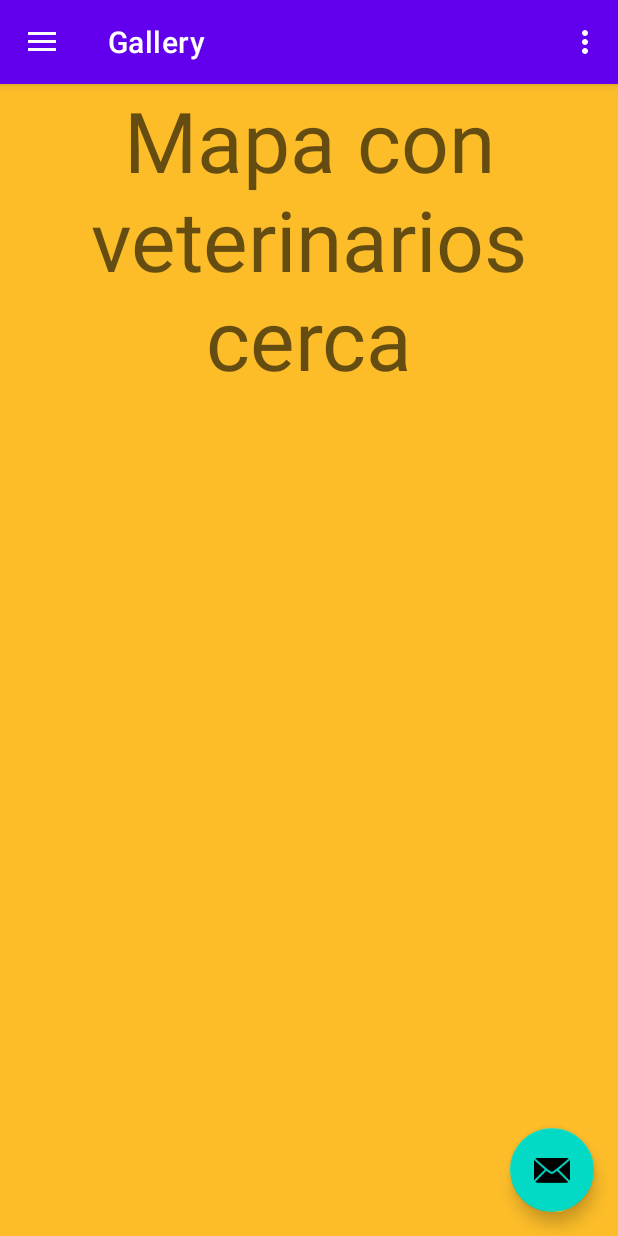
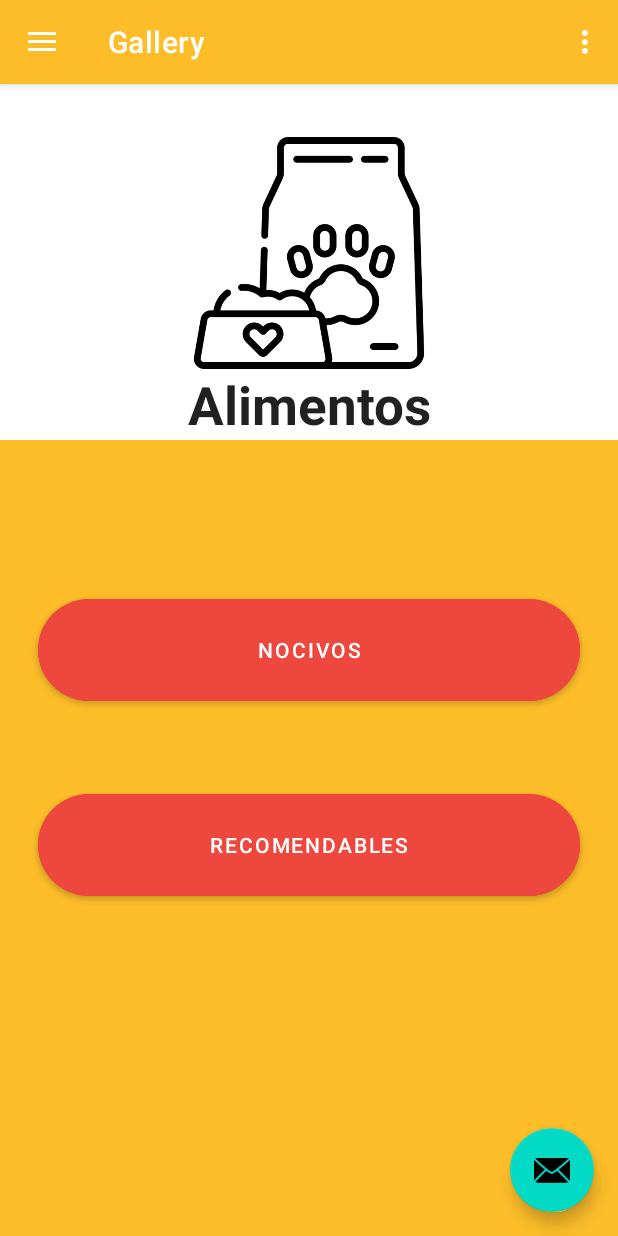
Before and after one commit to Carlosrc31/Pachontli, an Android app: the NavigationDrawerActivity screen opened directly, with no data from a screen before it, in the side drawer, after a tap on "Veterinarios cerca", on a phone screen of 412 x 824 dp. Run offline under Robolectric (Android 15) with nearby library versions, the phone set to English and light mode, and no system bars; our stand-ins replace navigation-ui.

Commit message:
Renaming Files

```diff
--- a/app/src/main/java/mx/itesm/pachontli/navigationDrawer/NavigationDrawerActivity.kt
+++ b/app/src/main/java/mx/itesm/pachontli/navigationDrawer/NavigationDrawerActivity.kt
@@ -38,7 +38,7 @@ class NavigationDrawerActivity : AppCompatActivity() {
         // menu should be considered as top level destinations.
         appBarConfiguration = AppBarConfiguration(
             setOf(
-                R.id.nav_home, R.id.nav_gallery, R.id.nav_slideshow
+                R.id.nav_home, R.id.nav_veterinarios, R.id.nav_interactua
             ), drawerLayout
         )
         setupActionBarWithNavController(navController, appBarConfiguration)
--- a/app/src/main/java/mx/itesm/pachontli/navigationDrawer/ui/gallery/GalleryFragment.kt
+++ b/app/src/main/java/mx/itesm/pachontli/navigationDrawer/ui/Alimentos/AlimentosFragment.kt
@@ -1,4 +1,4 @@
-package mx.itesm.pachontli.navigationDrawer.ui.gallery
+package mx.itesm.pachontli.navigationDrawer.ui.Alimentos
 
 import android.content.Intent
 import android.net.Uri
@@ -6,14 +6,14 @@ import android.os.Bundle
 import android.view.LayoutInflater
 import android.view.View
 import android.view.ViewGroup
-import android.widget.TextView
 import androidx.fragment.app.Fragment
 import androidx.lifecycle.ViewModelProvider
-import mx.itesm.pachontli.databinding.FragmentGalleryBinding
+import mx.itesm.pachontli.databinding.FragmentAlimentosBinding
 
-class GalleryFragment : Fragment() {
 
-    private var _binding: FragmentGalleryBinding? = null
+class AlimentosFragment : Fragment() {
+
+    private var _binding: FragmentAlimentosBinding? = null
 
     // This property is only valid between onCreateView and
     // onDestroyView.
@@ -25,9 +25,9 @@ class GalleryFragment : Fragment() {
         savedInstanceState: Bundle?
     ): View {
         val galleryViewModel =
-            ViewModelProvider(this).get(GalleryViewModel::class.java)
+            ViewModelProvider(this).get(AlimentosViewModel::class.java)
 
-        _binding = FragmentGalleryBinding.inflate(inflater, container, false)
+        _binding = FragmentAlimentosBinding.inflate(inflater, container, false)
         val root: View = binding.root
 
         /* Descomentar, daba error
@@ -41,9 +41,9 @@ class GalleryFragment : Fragment() {
     override fun onStart() {
         super.onStart()
 
-        //Se lanza la aplicación de google maps
+        //Se lanza la aplicación de google maps y busca 'veterinarias cerca'
         val intent = Intent(Intent.ACTION_VIEW).apply {
-            data = Uri.parse("geo:47.6,-122.3?z=18")
+            data = Uri.parse("geo:0,0?q= Veterinarias")
         }
         startActivity(intent)
     }
--- a/app/src/main/java/mx/itesm/pachontli/navigationDrawer/ui/home/HomeViewModel.kt
+++ b/app/src/main/java/mx/itesm/pachontli/navigationDrawer/ui/Alimentos/AlimentosViewModel.kt
@@ -1,13 +1,13 @@
-package mx.itesm.pachontli.navigationDrawer.ui.home
+package mx.itesm.pachontli.navigationDrawer.ui.Alimentos
 
 import androidx.lifecycle.LiveData
 import androidx.lifecycle.MutableLiveData
 import androidx.lifecycle.ViewModel
 
-class HomeViewModel : ViewModel() {
+class AlimentosViewModel : ViewModel() {
 
     private val _text = MutableLiveData<String>().apply {
-        value = "This is home Fragment"
+        value = "This is gallery Fragment"
     }
     val text: LiveData<String> = _text
 }
--- a/app/src/main/java/mx/itesm/pachontli/navigationDrawer/ui/home/HomeFragment.kt
+++ b/app/src/main/java/mx/itesm/pachontli/navigationDrawer/ui/Interactuar/InteractuarFragment.kt
@@ -1,17 +1,17 @@
-package mx.itesm.pachontli.navigationDrawer.ui.home
+package mx.itesm.pachontli.navigationDrawer.ui.Interactuar
 
 import android.os.Bundle
 import android.view.LayoutInflater
 import android.view.View
 import android.view.ViewGroup
-import android.widget.TextView
 import androidx.fragment.app.Fragment
 import androidx.lifecycle.ViewModelProvider
-import mx.itesm.pachontli.databinding.FragmentHomeBinding
+import mx.itesm.pachontli.databinding.FragmentInteractuarBinding
 
-class HomeFragment : Fragment() {
 
-    private var _binding: FragmentHomeBinding? = null
+class InteractuarFragment : Fragment() {
+
+    private var _binding: FragmentInteractuarBinding? = null
 
     // This property is only valid between onCreateView and
     // onDestroyView.
@@ -22,14 +22,14 @@ class HomeFragment : Fragment() {
         container: ViewGroup?,
         savedInstanceState: Bundle?
     ): View {
-        val homeViewModel =
-            ViewModelProvider(this).get(HomeViewModel::class.java)
+        val slideshowViewModel =
+            ViewModelProvider(this).get(InteractuarViewModel::class.java)
 
-        _binding = FragmentHomeBinding.inflate(inflater, container, false)
+        _binding = FragmentInteractuarBinding.inflate(inflater, container, false)
         val root: View = binding.root
 
-        /*val textView: TextView = binding.textHome
-        homeViewModel.text.observe(viewLifecycleOwner) {
+        /*val textView: TextView = binding.textSlideshow
+        slideshowViewModel.text.observe(viewLifecycleOwner) {
             textView.text = it
         }*/
         return root
--- a/app/src/main/java/mx/itesm/pachontli/navigationDrawer/ui/gallery/GalleryViewModel.kt
+++ b/app/src/main/java/mx/itesm/pachontli/navigationDrawer/ui/Interactuar/InteractuarViewModel.kt
@@ -1,13 +1,13 @@
-package mx.itesm.pachontli.navigationDrawer.ui.gallery
+package mx.itesm.pachontli.navigationDrawer.ui.Interactuar
 
 import androidx.lifecycle.LiveData
 import androidx.lifecycle.MutableLiveData
 import androidx.lifecycle.ViewModel
 
-class GalleryViewModel : ViewModel() {
+class InteractuarViewModel : ViewModel() {
 
     private val _text = MutableLiveData<String>().apply {
-        value = "This is gallery Fragment"
+        value = "This is slideshow Fragment"
     }
     val text: LiveData<String> = _text
 }
--- a/app/src/main/java/mx/itesm/pachontli/navigationDrawer/ui/slideshow/SlideshowFragment.kt
+++ b/app/src/main/java/mx/itesm/pachontli/navigationDrawer/ui/Veterinarios/VeterinariosFragment.kt
@@ -1,17 +1,16 @@
-package mx.itesm.pachontli.navigationDrawer.ui.slideshow
+package mx.itesm.pachontli.navigationDrawer.ui.Veterinarios
 
 import android.os.Bundle
 import android.view.LayoutInflater
 import android.view.View
 import android.view.ViewGroup
-import android.widget.TextView
 import androidx.fragment.app.Fragment
 import androidx.lifecycle.ViewModelProvider
-import mx.itesm.pachontli.databinding.FragmentSlideshowBinding
+import mx.itesm.pachontli.databinding.FragmentVeterinariosBinding
 
-class SlideshowFragment : Fragment() {
+class VeterinariosFragment : Fragment() {
 
-    private var _binding: FragmentSlideshowBinding? = null
+    private var _binding: FragmentVeterinariosBinding? = null
 
     // This property is only valid between onCreateView and
     // onDestroyView.
@@ -22,14 +21,14 @@ class SlideshowFragment : Fragment() {
         container: ViewGroup?,
         savedInstanceState: Bundle?
     ): View {
-        val slideshowViewModel =
-            ViewModelProvider(this).get(SlideshowViewModel::class.java)
+        val homeViewModel =
+            ViewModelProvider(this).get(VeterinariosViewModel::class.java)
 
-        _binding = FragmentSlideshowBinding.inflate(inflater, container, false)
+        _binding = FragmentVeterinariosBinding.inflate(inflater, container, false)
         val root: View = binding.root
 
-        /*val textView: TextView = binding.textSlideshow
-        slideshowViewModel.text.observe(viewLifecycleOwner) {
+        /*val textView: TextView = binding.textHome
+        homeViewModel.text.observe(viewLifecycleOwner) {
             textView.text = it
         }*/
         return root
--- a/app/src/main/java/mx/itesm/pachontli/navigationDrawer/ui/slideshow/SlideshowViewModel.kt
+++ b/app/src/main/java/mx/itesm/pachontli/navigationDrawer/ui/Veterinarios/VeterinariosViewModel.kt
@@ -1,13 +1,13 @@
-package mx.itesm.pachontli.navigationDrawer.ui.slideshow
+package mx.itesm.pachontli.navigationDrawer.ui.Veterinarios
 
 import androidx.lifecycle.LiveData
 import androidx.lifecycle.MutableLiveData
 import androidx.lifecycle.ViewModel
 
-class SlideshowViewModel : ViewModel() {
+class VeterinariosViewModel : ViewModel() {
 
     private val _text = MutableLiveData<String>().apply {
-        value = "This is slideshow Fragment"
+        value = "This is home Fragment"
     }
     val text: LiveData<String> = _text
 }
--- a/app/src/main/res/drawable/side_nav_bar.xml
+++ b/app/src/main/res/drawable/side_nav_bar.xml
@@ -2,8 +2,8 @@
     android:shape="rectangle">
     <gradient
         android:angle="135"
-        android:centerColor="#009688"
-        android:endColor="#00695C"
-        android:startColor="#4DB6AC"
+        android:centerColor="#EE473D"
+        android:endColor="#FCBD29"
+        android:startColor="#FCBD29"
         android:type="linear" />
 </shape>
--- a/app/src/main/res/layout/activity_main.xml
+++ b/app/src/main/res/layout/activity_main.xml
@@ -21,9 +21,7 @@
             android:id="@+id/btnLogout"
             android:layout_width="wrap_content"
             android:layout_height="wrap_content"
-            android:layout_gravity="center"
-            android:layout_marginTop="8dp"
-            android:layout_marginEnd="16dp"
+            android:layout_gravity="right"
             android:text="Cerrar Sesión" />
 
         <TextView
--- a/app/src/main/res/layout/app_bar_navigation_drawer.xml
+++ b/app/src/main/res/layout/app_bar_navigation_drawer.xml
@@ -15,7 +15,7 @@
             android:id="@+id/toolbar"
             android:layout_width="match_parent"
             android:layout_height="?attr/actionBarSize"
-            android:background="?attr/colorPrimary"
+            android:background="#FCBD29"
             app:popupTheme="@style/Theme.Pachontli.PopupOverlay" />
 
     </com.google.android.material.appbar.AppBarLayout>
--- a/app/src/main/res/layout/fragment_home.xml
+++ b/app/src/main/res/layout/fragment_alimentos.xml
@@ -4,7 +4,7 @@
     xmlns:tools="http://schemas.android.com/tools"
     android:layout_width="match_parent"
     android:layout_height="match_parent"
-    tools:context=".navigationDrawer.ui.home.HomeFragment">
+    tools:context=".navigationDrawer.ui.Veterinarios.VeterinariosFragment">
 
     <LinearLayout
         android:layout_width="match_parent"
--- a/app/src/main/res/layout/fragment_slideshow.xml
+++ b/app/src/main/res/layout/fragment_interactuar.xml
@@ -5,7 +5,7 @@
     android:layout_width="match_parent"
     android:layout_height="match_parent"
     android:background="#FCBD29"
-    tools:context=".navigationDrawer.ui.slideshow.SlideshowFragment" >
+    tools:context=".navigationDrawer.ui.Interactuar.InteractuarFragment" >
 
     <TextView
         android:id="@+id/textView6"
--- a/app/src/main/res/layout/fragment_gallery.xml
+++ b/app/src/main/res/layout/fragment_veterinarios.xml
@@ -5,7 +5,7 @@
     android:layout_width="match_parent"
     android:layout_height="match_parent"
     android:background="#FCBD29"
-    tools:context=".navigationDrawer.ui.gallery.GalleryFragment" >
+    tools:context=".navigationDrawer.ui.Alimentos.AlimentosFragment" >
 
     <TextView
         android:id="@+id/textView4"
--- a/app/src/main/res/layout/nav_header_navigation_drawer.xml
+++ b/app/src/main/res/layout/nav_header_navigation_drawer.xml
@@ -15,7 +15,7 @@
 
     <ImageView
         android:id="@+id/imageView"
-        android:layout_width="100dp"
+        android:layout_width="200dp"
         android:layout_height="100dp"
         android:contentDescription="@string/nav_header_desc"
         android:paddingTop="@dimen/nav_header_vertical_spacing"
--- a/app/src/main/res/menu/activity_main_drawer.xml
+++ b/app/src/main/res/menu/activity_main_drawer.xml
@@ -9,11 +9,11 @@
             android:icon="@drawable/alimentos"
             android:title="Alimentación" />
         <item
-            android:id="@+id/nav_gallery"
+            android:id="@+id/nav_veterinarios"
             android:icon="@drawable/veterinaria"
             android:title="Veterinarios cerca" />
         <item
-            android:id="@+id/nav_slideshow"
+            android:id="@+id/nav_interactua"
             android:icon="@drawable/chat"
             android:title="Interactúa" />
     </group>
--- a/app/src/main/res/navigation/mobile_navigation.xml
+++ b/app/src/main/res/navigation/mobile_navigation.xml
@@ -7,19 +7,19 @@
 
     <fragment
         android:id="@+id/nav_home"
-        android:name="mx.itesm.pachontli.navigationDrawer.ui.home.HomeFragment"
+        android:name="mx.itesm.pachontli.navigationDrawer.ui.Veterinarios.VeterinariosFragment"
         android:label="@string/menu_home"
-        tools:layout="@layout/fragment_home" />
+        tools:layout="@layout/fragment_alimentos" />
 
     <fragment
-        android:id="@+id/nav_gallery"
-        android:name="mx.itesm.pachontli.navigationDrawer.ui.gallery.GalleryFragment"
+        android:id="@+id/nav_veterinarios"
+        android:name="mx.itesm.pachontli.navigationDrawer.ui.Alimentos.AlimentosFragment"
         android:label="@string/menu_gallery"
-        tools:layout="@layout/fragment_gallery" />
+        tools:layout="@layout/fragment_veterinarios" />
 
     <fragment
-        android:id="@+id/nav_slideshow"
-        android:name="mx.itesm.pachontli.navigationDrawer.ui.slideshow.SlideshowFragment"
+        android:id="@+id/nav_interactua"
+        android:name="mx.itesm.pachontli.navigationDrawer.ui.Interactuar.InteractuarFragment"
         android:label="@string/menu_slideshow"
-        tools:layout="@layout/fragment_slideshow" />
+        tools:layout="@layout/fragment_interactuar" />
 </navigation>
```
Also changed, not shown: app/src/main/res/layout/activity_login.xml (+8 -7 lines).
